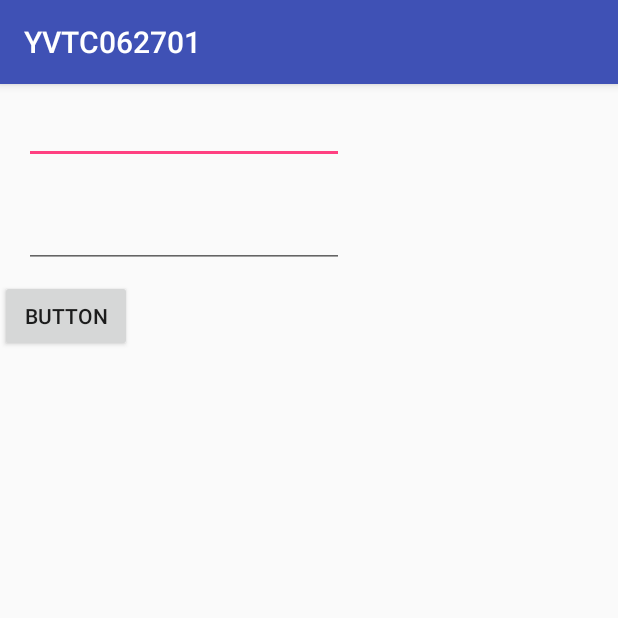
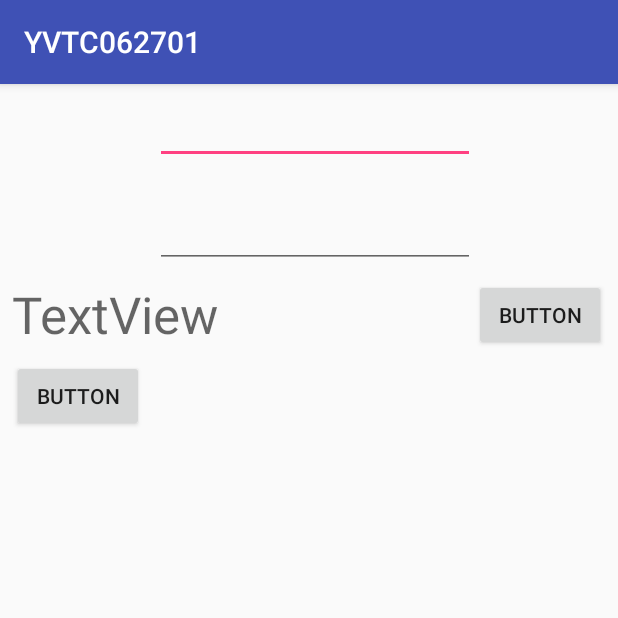
Before and after one commit to alan1027/YVTC062701, an Android app: the screen it shows after launch (MainActivity), on a phone screen of 412 x 824 dp, the top half of it. Run offline under Robolectric (Android 15) with nearby library versions, the phone set to English and light mode, and no system bars.

Commit message:
到第三頁準備輸入值回第一頁

```diff
--- a/app/src/main/AndroidManifest.xml
+++ b/app/src/main/AndroidManifest.xml
@@ -16,7 +16,8 @@
                 <category android:name="android.intent.category.LAUNCHER" />
             </intent-filter>
         </activity>
-        <activity android:name=".SecActivity"></activity>
+        <activity android:name=".SecActivity" />
+        <activity android:name=".ThirdActivity"></activity>
     </application>
 
 </manifest>
--- a/app/src/main/java/com/example/yvtc/yvtc062701/MainActivity.java
+++ b/app/src/main/java/com/example/yvtc/yvtc062701/MainActivity.java
@@ -27,4 +27,9 @@ public class MainActivity extends AppCompatActivity {
         it.putExtra("vb", b);
         startActivity(it);
     }
+    public void toPage3(View v)
+    {
+        Intent it = new Intent(MainActivity.this, ThirdActivity.class);
+        startActivity(it);
+    }
 }
--- a/app/src/main/java/com/example/yvtc/yvtc062701/SecActivity.java
+++ b/app/src/main/java/com/example/yvtc/yvtc062701/SecActivity.java
@@ -17,6 +17,5 @@ public class SecActivity extends AppCompatActivity {
         int b = it.getIntExtra("vb", 0);
         TextView tv = (TextView) findViewById(R.id.textView);
         tv.setText(String.valueOf(a + b));
-
     }
 }
--- a/app/src/main/res/layout/activity_main.xml
+++ b/app/src/main/res/layout/activity_main.xml
@@ -12,9 +12,10 @@
         android:layout_height="wrap_content"
         android:onClick="click1"
         android:text="Button"
-        tools:layout_editor_absoluteX="280dp"
-        android:layout_marginTop="8dp"
-        app:layout_constraintTop_toBottomOf="@+id/editText3" />
+        android:layout_marginTop="7dp"
+        app:layout_constraintTop_toBottomOf="@+id/editText3"
+        android:layout_marginRight="8dp"
+        app:layout_constraintRight_toRightOf="parent" />
 
     <EditText
         android:id="@+id/editText2"
@@ -28,7 +29,9 @@
         app:layout_constraintBottom_toTopOf="@+id/editText2"
         android:layout_marginLeft="16dp"
         app:layout_constraintLeft_toLeftOf="parent"
-        app:layout_constraintVertical_bias="0.0" />
+        app:layout_constraintVertical_bias="0.0"
+        android:layout_marginRight="8dp"
+        app:layout_constraintRight_toRightOf="parent" />
 
     <EditText
         android:id="@+id/editText3"
@@ -39,6 +42,30 @@
         android:layout_marginTop="24dp"
         app:layout_constraintTop_toBottomOf="@+id/editText2"
         android:layout_marginLeft="16dp"
-        app:layout_constraintLeft_toLeftOf="parent" />
+        app:layout_constraintLeft_toLeftOf="parent"
+        android:layout_marginRight="8dp"
+        app:layout_constraintRight_toRightOf="parent" />
+
+    <TextView
+        android:id="@+id/textView2"
+        android:layout_width="wrap_content"
+        android:layout_height="wrap_content"
+        android:layout_marginLeft="8dp"
+        android:layout_marginTop="8dp"
+        android:text="TextView"
+        android:textAppearance="@style/TextAppearance.AppCompat.Display1"
+        app:layout_constraintLeft_toLeftOf="parent"
+        app:layout_constraintTop_toBottomOf="@+id/editText3" />
+
+    <Button
+        android:id="@+id/button3"
+        android:layout_width="wrap_content"
+        android:layout_height="wrap_content"
+        android:layout_marginLeft="8dp"
+        android:layout_marginTop="8dp"
+        android:onClick="toPage3"
+        android:text="Button"
+        app:layout_constraintLeft_toLeftOf="parent"
+        app:layout_constraintTop_toBottomOf="@+id/textView2" />
 
 </android.support.constraint.ConstraintLayout>
--- a/app/src/main/res/layout/activity_sec.xml
+++ b/app/src/main/res/layout/activity_sec.xml
@@ -14,5 +14,6 @@
         android:text="TextView"
         android:textAppearance="@style/TextAppearance.AppCompat.Display1"
         app:layout_constraintTop_toTopOf="parent"
-        tools:layout_editor_absoluteX="16dp" />
+        android:layout_marginLeft="8dp"
+        app:layout_constraintLeft_toLeftOf="parent" />
 </android.support.constraint.ConstraintLayout>
```
Also changed, not shown: app/src/main/java/com/example/yvtc/yvtc062701/ThirdActivity.java (added, +18 -0 lines), app/src/main/res/layout/activity_third.xml (added, +31 -0 lines).
